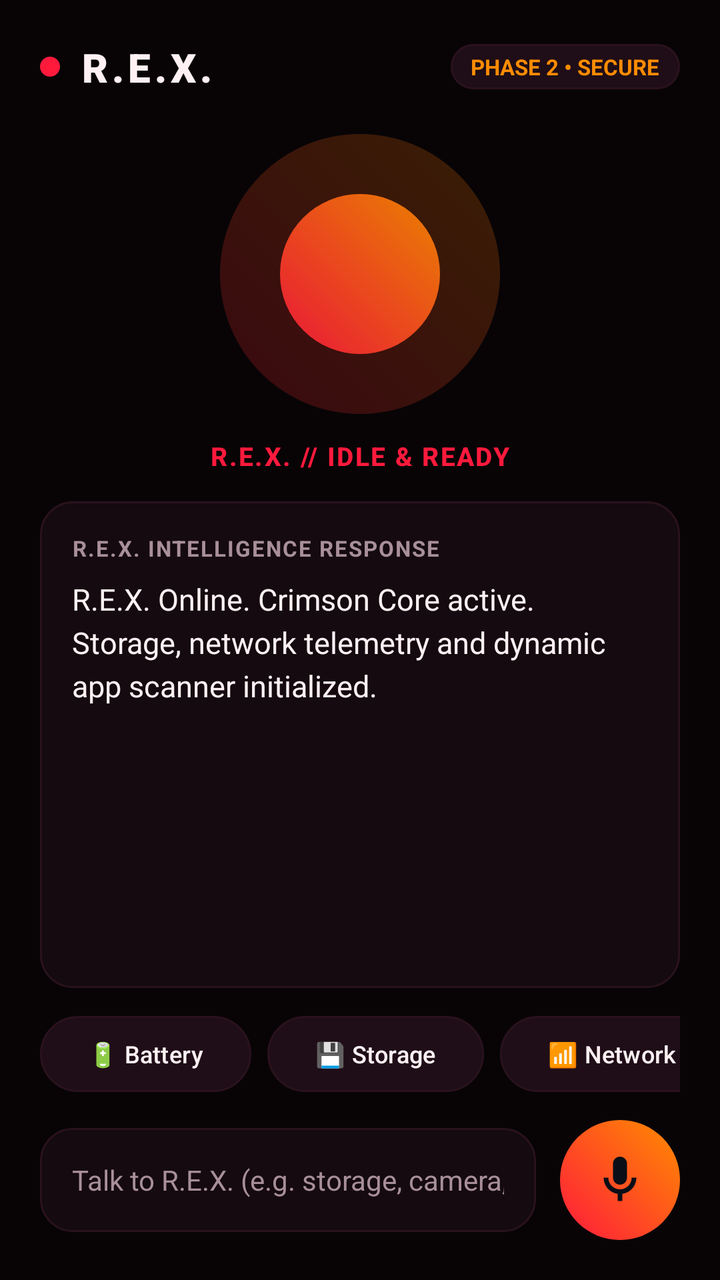
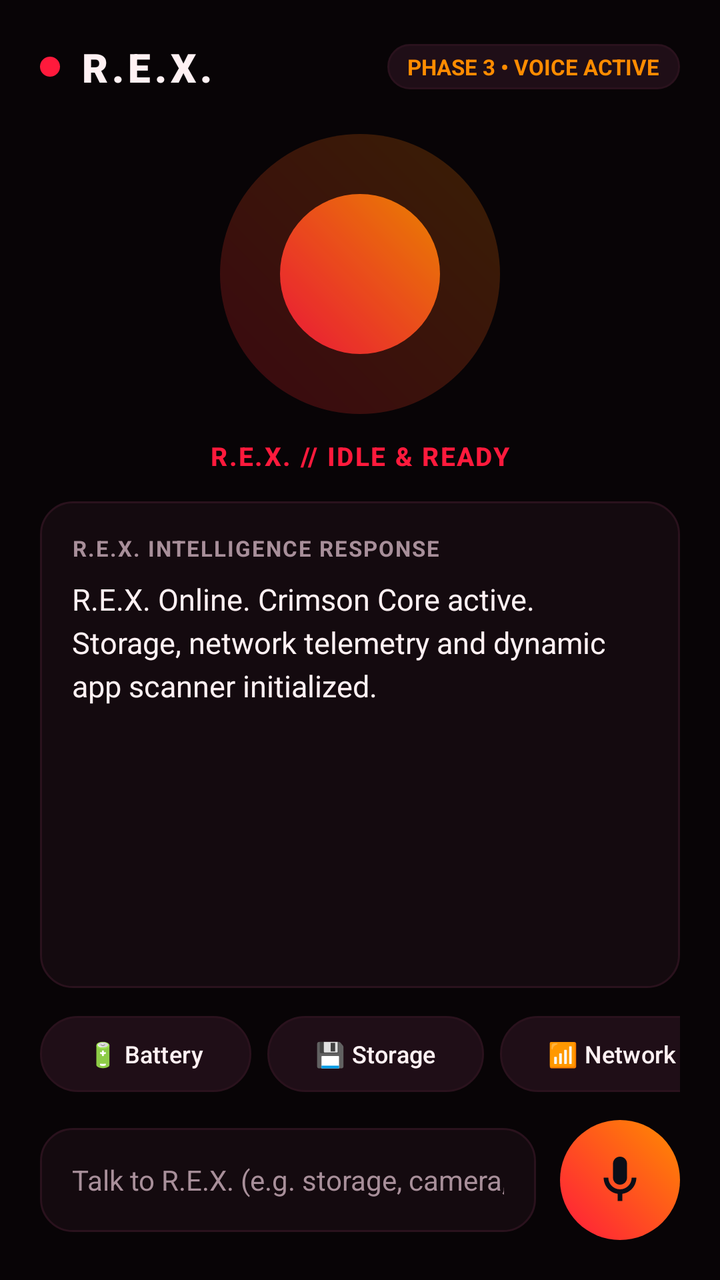

The first picture is an Android layout as it rendered before a commit; the second is the same layout after the commit. The layout source and the unified diff follow.
<!-- AndroidManifest.xml: application theme Theme.PersonalAssistant -->
<!-- res/layout/activity_main.xml -->
<?xml version="1.0" encoding="utf-8"?>
<androidx.constraintlayout.widget.ConstraintLayout xmlns:android="http://schemas.android.com/apk/res/android"
    xmlns:app="http://schemas.android.com/apk/res-auto"
    xmlns:tools="http://schemas.android.com/tools"
    android:layout_width="match_parent"
    android:layout_height="match_parent"
    android:background="@color/bg_dark"
    android:padding="20dp">

    
    <LinearLayout
        android:id="@+id/headerLayout"
        android:layout_width="0dp"
        android:layout_height="wrap_content"
        android:gravity="center_vertical"
        android:orientation="horizontal"
        app:layout_constraintEnd_toEndOf="parent"
        app:layout_constraintStart_toStartOf="parent"
        app:layout_constraintTop_toTopOf="parent">

        <View
            android:id="@+id/statusIndicator"
            android:layout_width="10dp"
            android:layout_height="10dp"
            android:background="@drawable/chip_background"
            android:backgroundTint="@color/crimson_red" />

        <TextView
            android:id="@+id/tvAppTitle"
            android:layout_width="0dp"
            android:layout_height="wrap_content"
            android:layout_marginStart="10dp"
            android:layout_weight="1"
            android:fontFamily="sans-serif-black"
            android:letterSpacing="0.1"
            android:text="@string/app_name"
            android:textColor="@color/text_primary"
            android:textSize="20sp"
            android:textStyle="bold" />

        <TextView
            android:id="@+id/tvModeTag"
            android:layout_width="wrap_content"
            android:layout_height="wrap_content"
            android:background="@drawable/chip_background"
            android:paddingHorizontal="10dp"
            android:paddingVertical="4dp"
            android:text="PHASE 2 • SECURE"
            android:textColor="@color/ember_orange"
            android:textSize="11sp"
            android:textStyle="bold" />
    </LinearLayout>

    
    <FrameLayout
        android:id="@+id/orbContainer"
        android:layout_width="140dp"
        android:layout_height="140dp"
        android:layout_marginTop="20dp"
        app:layout_constraintEnd_toEndOf="parent"
        app:layout_constraintStart_toStartOf="parent"
        app:layout_constraintTop_toBottomOf="@id/headerLayout">

        
        <View
            android:id="@+id/orbOuterRing"
            android:layout_width="match_parent"
            android:layout_height="match_parent"
            android:background="@drawable/mic_button_background"
            android:alpha="0.2" />

        
        <View
            android:id="@+id/orbCore"
            android:layout_width="80dp"
            android:layout_height="80dp"
            android:layout_gravity="center"
            android:background="@drawable/mic_button_background"
            android:alpha="0.9" />
    </FrameLayout>

    <TextView
        android:id="@+id/tvStatus"
        android:layout_width="wrap_content"
        android:layout_height="wrap_content"
        android:layout_marginTop="12dp"
        android:fontFamily="sans-serif-medium"
        android:letterSpacing="0.06"
        android:text="@string/status_idle"
        android:textColor="@color/crimson_red"
        android:textSize="13sp"
        android:textStyle="bold"
        app:layout_constraintEnd_toEndOf="parent"
        app:layout_constraintStart_toStartOf="parent"
        app:layout_constraintTop_toBottomOf="@id/orbContainer" />

    
    <LinearLayout
        android:id="@+id/cardResponse"
        android:layout_width="0dp"
        android:layout_height="0dp"
        android:layout_marginVertical="14dp"
        android:background="@drawable/card_background"
        android:orientation="vertical"
        android:padding="16dp"
        app:layout_constraintBottom_toTopOf="@id/quickActionsScroll"
        app:layout_constraintEnd_toEndOf="parent"
        app:layout_constraintStart_toStartOf="parent"
        app:layout_constraintTop_toBottomOf="@id/tvStatus">

        <TextView
            android:layout_width="wrap_content"
            android:layout_height="wrap_content"
            android:letterSpacing="0.06"
            android:text="R.E.X. INTELLIGENCE RESPONSE"
            android:textColor="@color/text_secondary"
            android:textSize="11sp"
            android:textStyle="bold" />

        <ScrollView
            android:layout_width="match_parent"
            android:layout_height="match_parent"
            android:layout_marginTop="8dp">

            <TextView
                android:id="@+id/tvOutput"
                android:layout_width="match_parent"
                android:layout_height="wrap_content"
                android:lineSpacingExtra="4dp"
                android:text="R.E.X. Online. Crimson Core active. Storage, network telemetry and dynamic app scanner initialized."
                android:textColor="@color/text_primary"
                android:textSize="15sp" />
        </ScrollView>
    </LinearLayout>

    
    <HorizontalScrollView
        android:id="@+id/quickActionsScroll"
        android:layout_width="0dp"
        android:layout_height="wrap_content"
        android:layout_marginBottom="14dp"
        android:scrollbars="none"
        app:layout_constraintBottom_toTopOf="@id/inputBarLayout"
        app:layout_constraintEnd_toEndOf="parent"
        app:layout_constraintStart_toStartOf="parent">

        <LinearLayout
            android:layout_width="wrap_content"
            android:layout_height="wrap_content"
            android:orientation="horizontal">

            <Button
                android:id="@+id/btnBattery"
                style="@style/Widget.Material3.Button.TonalButton"
                android:layout_width="wrap_content"
                android:layout_height="38dp"
                android:layout_marginEnd="8dp"
                android:background="@drawable/chip_background"
                android:text="🔋 Battery"
                android:textColor="@color/text_primary"
                android:textSize="12sp"
                app:backgroundTint="@null" />

            <Button
                android:id="@+id/btnStorage"
                style="@style/Widget.Material3.Button.TonalButton"
                android:layout_width="wrap_content"
                android:layout_height="38dp"
                android:layout_marginEnd="8dp"
                android:background="@drawable/chip_background"
                android:text="💾 Storage"
                android:textColor="@color/text_primary"
                android:textSize="12sp"
                app:backgroundTint="@null" />

            <Button
                android:id="@+id/btnNetwork"
                style="@style/Widget.Material3.Button.TonalButton"
                android:layout_width="wrap_content"
                android:layout_height="38dp"
                android:layout_marginEnd="8dp"
                android:background="@drawable/chip_background"
                android:text="📶 Network"
                android:textColor="@color/text_primary"
                android:textSize="12sp"
                app:backgroundTint="@null" />

            <Button
                android:id="@+id/btnAppScan"
                style="@style/Widget.Material3.Button.TonalButton"
                android:layout_width="wrap_content"
                android:layout_height="38dp"
                android:layout_marginEnd="8dp"
                android:background="@drawable/chip_background"
                android:text="📱 Index Apps"
                android:textColor="@color/text_primary"
                android:textSize="12sp"
                app:backgroundTint="@null" />

            <Button
                android:id="@+id/btnWifi"
                style="@style/Widget.Material3.Button.TonalButton"
                android:layout_width="wrap_content"
                android:layout_height="38dp"
                android:layout_marginEnd="8dp"
                android:background="@drawable/chip_background"
                android:text="⚙️ Wi-Fi Panel"
                android:textColor="@color/text_primary"
                android:textSize="12sp"
                app:backgroundTint="@null" />

            <Button
                android:id="@+id/btnSafetyDemo"
                style="@style/Widget.Material3.Button.TonalButton"
                android:layout_width="wrap_content"
                android:layout_height="38dp"
                android:background="@drawable/chip_background"
                android:text="🛡️ Safety Test"
                android:textColor="@color/crimson_red"
                android:textSize="12sp"
                app:backgroundTint="@null" />
        </LinearLayout>
    </HorizontalScrollView>

    
    <LinearLayout
        android:id="@+id/inputBarLayout"
        android:layout_width="0dp"
        android:layout_height="wrap_content"
        android:gravity="center_vertical"
        android:orientation="horizontal"
        app:layout_constraintBottom_toBottomOf="parent"
        app:layout_constraintEnd_toEndOf="parent"
        app:layout_constraintStart_toStartOf="parent">

        
        <EditText
            android:id="@+id/etCommand"
            android:layout_width="0dp"
            android:layout_height="52dp"
            android:layout_marginEnd="12dp"
            android:layout_weight="1"
            android:background="@drawable/card_background"
            android:hint="Talk to R.E.X. (e.g. storage, camera, network)..."
            android:imeOptions="actionDone"
            android:inputType="text"
            android:paddingHorizontal="16dp"
            android:textColor="@color/text_primary"
            android:textColorHint="@color/text_secondary"
            android:textSize="14sp" />

        
        <ImageButton
            android:id="@+id/btnMic"
            android:layout_width="60dp"
            android:layout_height="60dp"
            android:background="@drawable/mic_button_background"
            android:contentDescription="@string/action_tap_to_speak"
            android:src="@drawable/ic_mic" />
    </LinearLayout>

</androidx.constraintlayout.widget.ConstraintLayout>
<!-- resources referenced by this layout -->
<resources>
  <color name="bg_dark">#080406</color>
  <color name="crimson_red">#FF1A3C</color>
  <color name="ember_orange">#FF8C00</color>
  <color name="text_primary">#FFF1F3</color>
  <color name="text_secondary">#A88F9A</color>
  <!-- drawable card_background (drawable) -->
  <?xml version="1.0" encoding="utf-8"?>
  <shape xmlns:android="http://schemas.android.com/apk/res/android"
      android:shape="rectangle">
      <solid android:color="@color/card_bg" />
      <corners android:radius="16dp" />
      <stroke
          android:width="1dp"
          android:color="@color/card_border" />
  </shape>
  <!-- drawable chip_background (drawable) -->
  <?xml version="1.0" encoding="utf-8"?>
  <ripple xmlns:android="http://schemas.android.com/apk/res/android"
      android:color="#4DFF1A3C">
      <item>
          <shape android:shape="rectangle">
              <solid android:color="@color/card_inner" />
              <corners android:radius="24dp" />
              <stroke
                  android:width="1dp"
                  android:color="@color/card_border" />
          </shape>
      </item>
  </ripple>
  <!-- drawable ic_mic (drawable) -->
  <?xml version="1.0" encoding="utf-8"?>
  <vector xmlns:android="http://schemas.android.com/apk/res/android"
      android:width="28dp"
      android:height="28dp"
      android:viewportWidth="24"
      android:viewportHeight="24">
      <path
          android:fillColor="#0A0E17"
          android:pathData="M12,14c1.66,0 3,-1.34 3,-3V5c0,-1.66 -1.34,-3 -3,-3S9,3.34 9,5v6c0,1.66 1.34,3 3,3z" />
      <path
          android:fillColor="#0A0E17"
          android:pathData="M17,11c0,2.76 -2.24,5 -5,5s-5,-2.24 -5,-5H5c0,3.53 2.61,6.43 6,6.92V21h2v-3.08c3.39,-0.49 6,-3.39 6,-6.92h-2z" />
  </vector>
  <!-- drawable mic_button_background (drawable) -->
  <?xml version="1.0" encoding="utf-8"?>
  <ripple xmlns:android="http://schemas.android.com/apk/res/android"
      android:color="#66FF1A3C">
      <item>
          <shape android:shape="oval">
              <gradient
                  android:angle="45"
                  android:startColor="@color/crimson_red"
                  android:endColor="@color/ember_orange"
                  android:type="linear" />
              <size
                  android:width="76dp"
                  android:height="76dp" />
          </shape>
      </item>
  </ripple>
  <string name="action_tap_to_speak">Tap to speak or type command to R.E.X.</string>
  <string name="app_name">R.E.X.</string>
  <string name="status_idle">R.E.X. // IDLE &amp; READY</string>
  <style name="Theme.PersonalAssistant" parent="Theme.Material3.Dark.NoActionBar">
          <item name="android:statusBarColor">@color/bg_dark</item>
          <item name="android:navigationBarColor">@color/bg_dark</item>
          <item name="android:windowBackground">@color/bg_dark</item>
          <item name="colorPrimary">@color/crimson_red</item>
          <item name="colorSecondary">@color/ember_orange</item>
          <item name="colorSurface">@color/card_bg</item>
          <item name="colorOnSurface">@color/text_primary</item>
      </style>
  <color name="card_bg">#140A0F</color>
  <color name="card_border">#2A121D</color>
  <color name="card_inner">#1F0E17</color>
</resources>

<!-- the commit's change to res/layout/activity_main.xml (unified diff, before → after) -->
@@ -45,7 +45,7 @@
             android:background="@drawable/chip_background"
             android:paddingHorizontal="10dp"
             android:paddingVertical="4dp"
-            android:text="PHASE 2 • SECURE"
+            android:text="PHASE 3 • VOICE ACTIVE"
             android:textColor="@color/ember_orange"
             android:textSize="11sp"
             android:textStyle="bold" />
